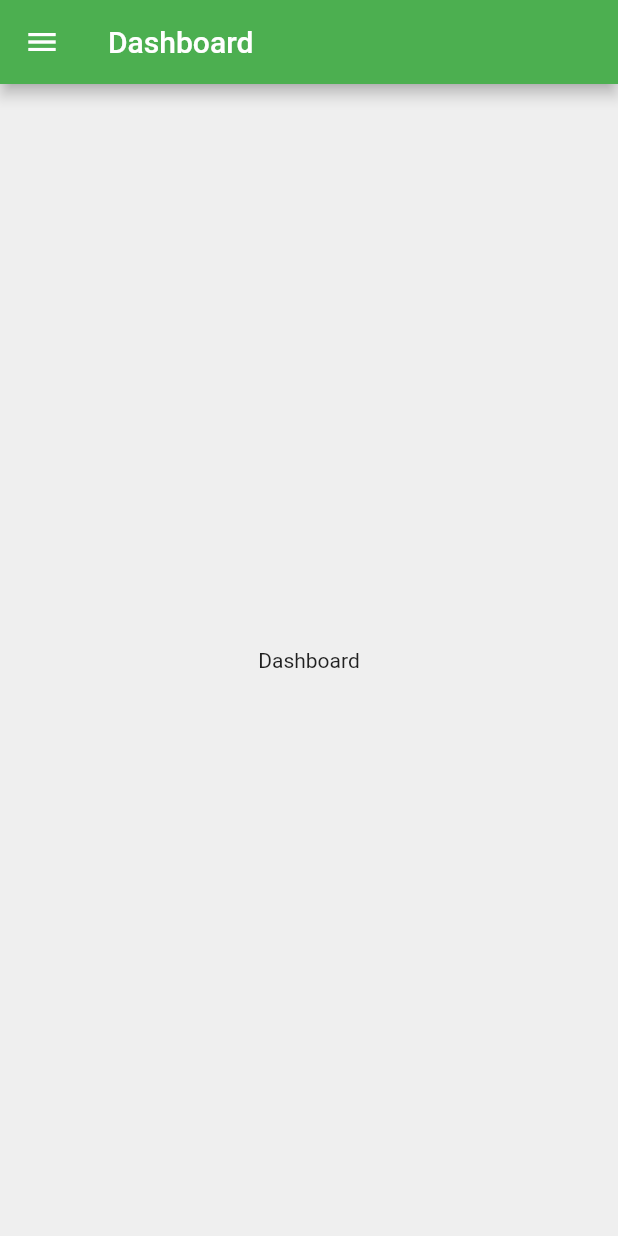
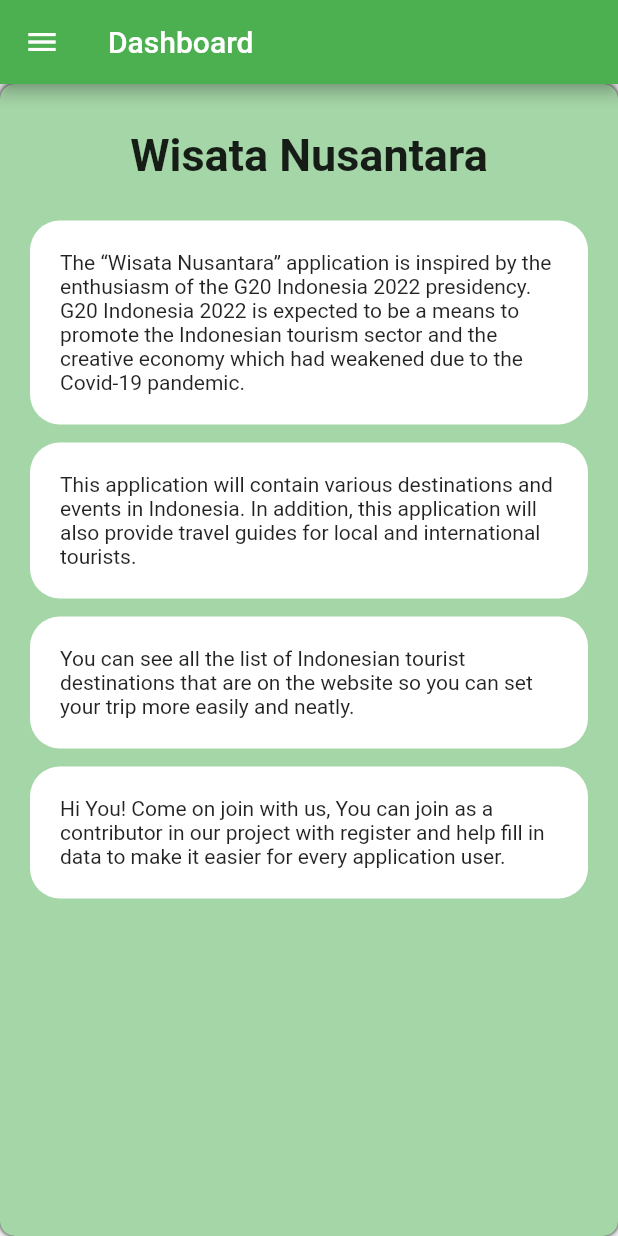
Before and after one commit to eugeniusms/wisata-nusantara-mobile, a Flutter app: the screen it shows after launch, on a phone screen of 412 x 824 dp. Run offline on Flutter 3.47's test engine with Material 2 defaults, Android fonts, the phone set to English and light mode, and no system bars; missing offline and left inert: pbp_django_auth.

Commit message:
🔨 Add Text Message on Dashboard

```diff
--- a/lib/apps/dashboard/Dashboard.dart
+++ b/lib/apps/dashboard/Dashboard.dart
@@ -14,7 +14,88 @@ class Dashboard extends StatelessWidget {
       ),
       drawer: buildDrawer(context),
       body: Center(
-        child: Text('Dashboard'),
+        child: Container(
+            decoration: BoxDecoration(
+                color: Colors.green[200],
+                borderRadius: BorderRadius.circular(10),
+                boxShadow: const [
+                  BoxShadow(color: Colors.black, blurRadius: 2.0)
+                ]),
+            child: Column(
+              children: [
+                // Row(
+                //   mainAxisAlignment: MainAxisAlignment.spaceBetween,
+                //   children: [
+                //     Icon(
+                //       Icons.holiday_village_rounded,
+                //       size: 60,
+                //     ),
+                //     Icon(Icons.home, size: 60)
+                //   ],
+                // ),
+                Row(
+                  mainAxisAlignment: MainAxisAlignment.center,
+                  children: [
+                    Container(
+                        padding: EdgeInsets.only(top: 30, bottom: 20),
+                        decoration: BoxDecoration(
+                            // padding: const EdgeInsets.all(10),
+                            ),
+                        child: Text("Wisata Nusantara",
+                            style: TextStyle(
+                                fontSize: 30, fontWeight: FontWeight.bold)))
+                  ],
+                ),
+                Column(
+                  children: [
+                    Container(
+                      margin: const EdgeInsets.symmetric(
+                          horizontal: 20, vertical: 6),
+                      padding: EdgeInsets.all(20),
+                      decoration: BoxDecoration(
+                          color: Colors.white,
+                          borderRadius: BorderRadius.circular(20)),
+                      child: Text(
+                        "The “Wisata Nusantara” application is inspired by the enthusiasm of the G20 Indonesia 2022 presidency. G20 Indonesia 2022 is expected to be a means to promote the Indonesian tourism sector and the creative economy which had weakened due to the Covid-19 pandemic.",
+                      ),
+                    ),
+                    Container(
+                        margin: const EdgeInsets.symmetric(
+                            horizontal: 20, vertical: 6),
+                        padding: EdgeInsets.all(20),
+                        decoration: BoxDecoration(
+                            color: Colors.white,
+                            borderRadius: BorderRadius.circular(20)),
+                        child: Text(
+                            "This application will contain various destinations and events in Indonesia. In addition, this application will also provide travel guides for local and international tourists.")),
+                  ],
+                ),
+                Column(
+                  children: [
+                    Container(
+                      margin: const EdgeInsets.symmetric(
+                          horizontal: 20, vertical: 6),
+                      padding: EdgeInsets.all(20),
+                      decoration: BoxDecoration(
+                          color: Colors.white,
+                          borderRadius: BorderRadius.circular(20)),
+                      child: Text(
+                        "You can see all the list of Indonesian tourist destinations that are on the website so you can set your trip more easily and neatly.",
+                      ),
+                    ),
+                    Container(
+                        margin: const EdgeInsets.symmetric(
+                            horizontal: 20, vertical: 6),
+                        padding: EdgeInsets.all(20),
+                        decoration: BoxDecoration(
+                            color: Colors.white,
+                            borderRadius: BorderRadius.circular(20)),
+                        child: Text(
+                            "Hi You! Come on join with us, You can join as a contributor in our project with register and help fill in data to make it easier for every application user.")),
+                  ],
+                ),
+              ],
+            )),
         // MULAI KERJAIN DARI SINI YA
       ),
     );
```
